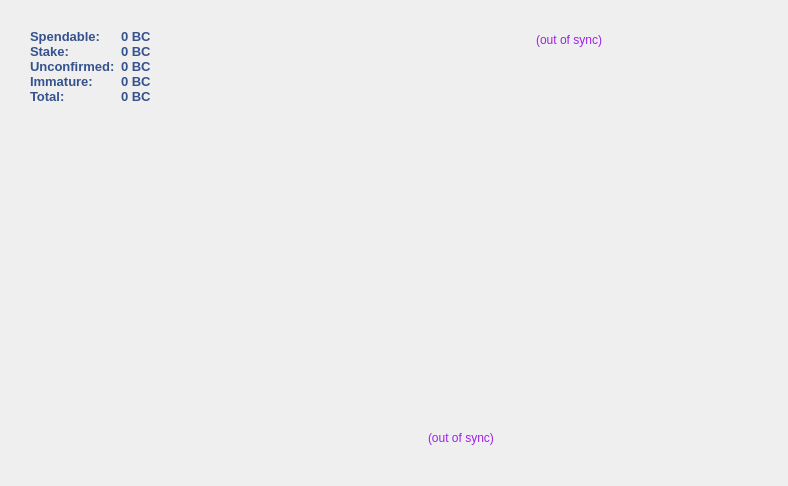
Before: the Qt Designer form src/qt/forms/overviewpage.ui in nerdlabs-dev/sat3, drawn with Qt 5.
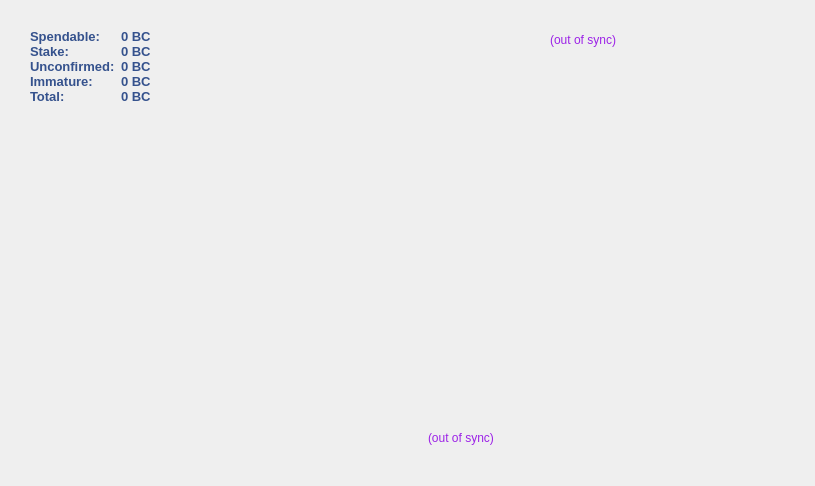
After: the same form once the commit is applied. Icons and pictures are not drawn.

Commit message: UI-TX list

Diff of the .ui file:
```diff
--- a/src/qt/forms/overviewpage.ui
+++ b/src/qt/forms/overviewpage.ui
@@ -6,7 +6,7 @@
    <rect>
     <x>0</x>
     <y>0</y>
-    <width>783</width>
+    <width>796</width>
     <height>486</height>
    </rect>
   </property>
@@ -1122,6 +1122,12 @@
       </item>
       <item row="2" column="2">
        <widget class="QFrame" name="frame_4">
+        <property name="minimumSize">
+         <size>
+          <width>425</width>
+          <height>0</height>
+         </size>
+        </property>
         <property name="styleSheet">
          <string notr="true">background: transparent;</string>
         </property>
@@ -1139,7 +1145,7 @@
           <widget class="QListView" name="listTransactions">
            <property name="minimumSize">
             <size>
-             <width>380</width>
+             <width>415</width>
              <height>300</height>
             </size>
            </property>
```
